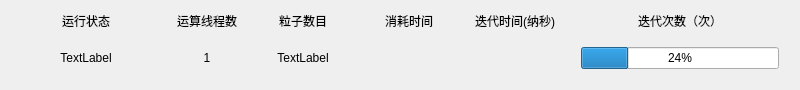
First picture: the form in src/Contorl/ContorlDataBar.ui, repository BeQuiet1228/FreeCAD, before the edit.
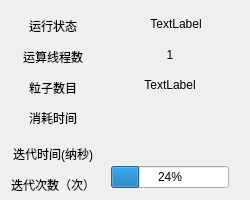
Second picture: the form after the edit.

Commit message: 修改控制部分ui布局

What changed in the file:
```diff
--- a/src/Contorl/ContorlDataBar.ui
+++ b/src/Contorl/ContorlDataBar.ui
@@ -6,8 +6,8 @@
    <rect>
     <x>0</x>
     <y>0</y>
-    <width>800</width>
-    <height>90</height>
+    <width>250</width>
+    <height>200</height>
    </rect>
   </property>
   <property name="sizePolicy">
@@ -18,8 +18,8 @@
   </property>
   <property name="minimumSize">
    <size>
-    <width>800</width>
-    <height>90</height>
+    <width>250</width>
+    <height>200</height>
    </size>
   </property>
   <property name="maximumSize">
@@ -31,29 +31,99 @@
   <property name="windowTitle">
    <string>Form</string>
   </property>
-  <layout class="QVBoxLayout" name="verticalLayout_2">
-   <item>
-    <layout class="QGridLayout" name="gridLayout" rowstretch="0,0">
-     <item row="0" column="5">
-      <widget class="QLabel" name="label_2">
+  <layout class="QGridLayout" name="gridLayout" columnstretch="1,5">
+   <item row="0" column="0">
+    <widget class="QLabel" name="label">
+     <property name="sizePolicy">
+      <sizepolicy hsizetype="Minimum" vsizetype="Minimum">
+       <horstretch>0</horstretch>
+       <verstretch>0</verstretch>
+      </sizepolicy>
+     </property>
        <property name="minimumSize">
         <size>
          <width>0</width>
-         <height>20</height>
+       <height>30</height>
         </size>
        </property>
        <property name="text">
-        <string>迭代次数（次）</string>
+      <string>运行状态</string>
        </property>
        <property name="alignment">
         <set>Qt::AlignCenter</set>
        </property>
       </widget>
      </item>
-     <item row="0" column="2">
+   <item row="0" column="1">
+    <widget class="QLabel" name="labelHint">
+     <property name="sizePolicy">
+      <sizepolicy hsizetype="Minimum" vsizetype="Preferred">
+       <horstretch>0</horstretch>
+       <verstretch>0</verstretch>
+      </sizepolicy>
+     </property>
+     <property name="minimumSize">
+      <size>
+       <width>150</width>
+       <height>0</height>
+      </size>
+     </property>
+     <property name="text">
+      <string>TextLabel</string>
+     </property>
+     <property name="alignment">
+      <set>Qt::AlignCenter</set>
+     </property>
+    </widget>
+   </item>
+   <item row="1" column="0">
+    <widget class="QLabel" name="label_6">
+     <property name="sizePolicy">
+      <sizepolicy hsizetype="Minimum" vsizetype="Minimum">
+       <horstretch>0</horstretch>
+       <verstretch>0</verstretch>
+      </sizepolicy>
+     </property>
+     <property name="minimumSize">
+      <size>
+       <width>0</width>
+       <height>30</height>
+      </size>
+     </property>
+     <property name="text">
+      <string>运算线程数</string>
+     </property>
+     <property name="alignment">
+      <set>Qt::AlignCenter</set>
+     </property>
+    </widget>
+   </item>
+   <item row="1" column="1">
+    <widget class="QLabel" name="labelThreadCount">
+     <property name="sizePolicy">
+      <sizepolicy hsizetype="Minimum" vsizetype="Preferred">
+       <horstretch>0</horstretch>
+       <verstretch>0</verstretch>
+      </sizepolicy>
+     </property>
+     <property name="minimumSize">
+      <size>
+       <width>80</width>
+       <height>0</height>
+      </size>
+     </property>
+     <property name="text">
+      <string>1</string>
+     </property>
+     <property name="alignment">
+      <set>Qt::AlignCenter</set>
+     </property>
+    </widget>
+   </item>
+   <item row="2" column="0">
       <widget class="QLabel" name="label_5">
        <property name="sizePolicy">
-        <sizepolicy hsizetype="Minimum" vsizetype="Preferred">
+      <sizepolicy hsizetype="Minimum" vsizetype="Maximum">
          <horstretch>0</horstretch>
          <verstretch>0</verstretch>
         </sizepolicy>
@@ -61,7 +131,7 @@
        <property name="minimumSize">
         <size>
          <width>0</width>
-         <height>20</height>
+       <height>30</height>
         </size>
        </property>
        <property name="text">
@@ -72,7 +142,7 @@
        </property>
       </widget>
      </item>
-     <item row="1" column="2">
+   <item row="2" column="1">
       <widget class="QLabel" name="labelParticle">
        <property name="sizePolicy">
         <sizepolicy hsizetype="Minimum" vsizetype="Preferred">
@@ -94,7 +164,29 @@
        </property>
       </widget>
      </item>
-     <item row="1" column="3">
+   <item row="3" column="0">
+    <widget class="QLabel" name="label_3">
+     <property name="sizePolicy">
+      <sizepolicy hsizetype="Minimum" vsizetype="Minimum">
+       <horstretch>0</horstretch>
+       <verstretch>0</verstretch>
+      </sizepolicy>
+     </property>
+     <property name="minimumSize">
+      <size>
+       <width>0</width>
+       <height>30</height>
+      </size>
+     </property>
+     <property name="text">
+      <string>消耗时间</string>
+     </property>
+     <property name="alignment">
+      <set>Qt::AlignCenter</set>
+     </property>
+    </widget>
+   </item>
+   <item row="3" column="1">
       <widget class="QLabel" name="labelUsedTime">
        <property name="sizePolicy">
         <sizepolicy hsizetype="Minimum" vsizetype="Preferred">
@@ -116,32 +208,10 @@
        </property>
       </widget>
      </item>
-     <item row="0" column="0">
-      <widget class="QLabel" name="label">
-       <property name="sizePolicy">
-        <sizepolicy hsizetype="Minimum" vsizetype="Preferred">
-         <horstretch>0</horstretch>
-         <verstretch>0</verstretch>
-        </sizepolicy>
-       </property>
-       <property name="minimumSize">
-        <size>
-         <width>0</width>
-         <height>20</height>
-        </size>
-       </property>
-       <property name="text">
-        <string>运行状态</string>
-       </property>
-       <property name="alignment">
-        <set>Qt::AlignCenter</set>
-       </property>
-      </widget>
-     </item>
-     <item row="0" column="4">
+   <item row="4" column="0">
       <widget class="QLabel" name="label_4">
        <property name="sizePolicy">
-        <sizepolicy hsizetype="Minimum" vsizetype="Preferred">
+      <sizepolicy hsizetype="Minimum" vsizetype="Minimum">
          <horstretch>0</horstretch>
          <verstretch>0</verstretch>
         </sizepolicy>
@@ -149,7 +219,7 @@
        <property name="minimumSize">
         <size>
          <width>0</width>
-         <height>20</height>
+       <height>40</height>
         </size>
        </property>
        <property name="text">
@@ -160,29 +230,7 @@
        </property>
       </widget>
      </item>
-     <item row="0" column="3">
-      <widget class="QLabel" name="label_3">
-       <property name="sizePolicy">
-        <sizepolicy hsizetype="Minimum" vsizetype="Preferred">
-         <horstretch>0</horstretch>
-         <verstretch>0</verstretch>
-        </sizepolicy>
-       </property>
-       <property name="minimumSize">
-        <size>
-         <width>0</width>
-         <height>20</height>
-        </size>
-       </property>
-       <property name="text">
-        <string>消耗时间</string>
-       </property>
-       <property name="alignment">
-        <set>Qt::AlignCenter</set>
-       </property>
-      </widget>
-     </item>
-     <item row="1" column="4">
+   <item row="4" column="1">
       <widget class="QLabel" name="labelIterationTimer">
        <property name="sizePolicy">
         <sizepolicy hsizetype="Minimum" vsizetype="Preferred">
@@ -204,29 +252,29 @@
        </property>
       </widget>
      </item>
-     <item row="1" column="0">
-      <widget class="QLabel" name="labelHint">
+   <item row="5" column="0">
+    <widget class="QLabel" name="label_2">
        <property name="sizePolicy">
-        <sizepolicy hsizetype="Minimum" vsizetype="Preferred">
+      <sizepolicy hsizetype="Minimum" vsizetype="Minimum">
          <horstretch>0</horstretch>
          <verstretch>0</verstretch>
         </sizepolicy>
        </property>
        <property name="minimumSize">
         <size>
-         <width>150</width>
-         <height>0</height>
+       <width>0</width>
+       <height>40</height>
         </size>
        </property>
        <property name="text">
-        <string>TextLabel</string>
+      <string>迭代次数（次）</string>
        </property>
        <property name="alignment">
         <set>Qt::AlignCenter</set>
        </property>
       </widget>
      </item>
-     <item row="1" column="5">
+   <item row="5" column="1">
       <layout class="QVBoxLayout" name="verticalLayout">
        <property name="leftMargin">
         <number>10</number>
@@ -234,23 +282,10 @@
        <property name="rightMargin">
         <number>10</number>
        </property>
-       <item>
-        <spacer name="verticalSpacer">
-         <property name="orientation">
-          <enum>Qt::Vertical</enum>
-         </property>
-         <property name="sizeHint" stdset="0">
-          <size>
-           <width>20</width>
-           <height>40</height>
-          </size>
-         </property>
-        </spacer>
-       </item>
        <item>
         <widget class="QProgressBar" name="progressBarIterationCount">
          <property name="sizePolicy">
-          <sizepolicy hsizetype="Expanding" vsizetype="Fixed">
+        <sizepolicy hsizetype="Minimum" vsizetype="Fixed">
            <horstretch>0</horstretch>
            <verstretch>0</verstretch>
           </sizepolicy>
@@ -266,65 +301,6 @@
          </property>
          <property name="textDirection">
           <enum>QProgressBar::BottomToTop</enum>
-         </property>
-        </widget>
-       </item>
-       <item>
-        <spacer name="verticalSpacer_2">
-         <property name="orientation">
-          <enum>Qt::Vertical</enum>
-         </property>
-         <property name="sizeHint" stdset="0">
-          <size>
-           <width>20</width>
-           <height>40</height>
-          </size>
-         </property>
-        </spacer>
-       </item>
-      </layout>
-     </item>
-     <item row="0" column="1">
-      <widget class="QLabel" name="label_6">
-       <property name="sizePolicy">
-        <sizepolicy hsizetype="Minimum" vsizetype="Preferred">
-         <horstretch>0</horstretch>
-         <verstretch>0</verstretch>
-        </sizepolicy>
-       </property>
-       <property name="minimumSize">
-        <size>
-         <width>0</width>
-         <height>20</height>
-        </size>
-       </property>
-       <property name="text">
-        <string>运算线程数</string>
-       </property>
-       <property name="alignment">
-        <set>Qt::AlignCenter</set>
-       </property>
-      </widget>
-     </item>
-     <item row="1" column="1">
-      <widget class="QLabel" name="labelThreadCount">
-       <property name="sizePolicy">
-        <sizepolicy hsizetype="Minimum" vsizetype="Preferred">
-         <horstretch>0</horstretch>
-         <verstretch>0</verstretch>
-        </sizepolicy>
-       </property>
-       <property name="minimumSize">
-        <size>
-         <width>80</width>
-         <height>0</height>
-        </size>
-       </property>
-       <property name="text">
-        <string>1</string>
-       </property>
-       <property name="alignment">
-        <set>Qt::AlignCenter</set>
        </property>
       </widget>
      </item>
```
Lines whose indentation alone changed are shown as unchanged. The commit also changes 4 other files.
